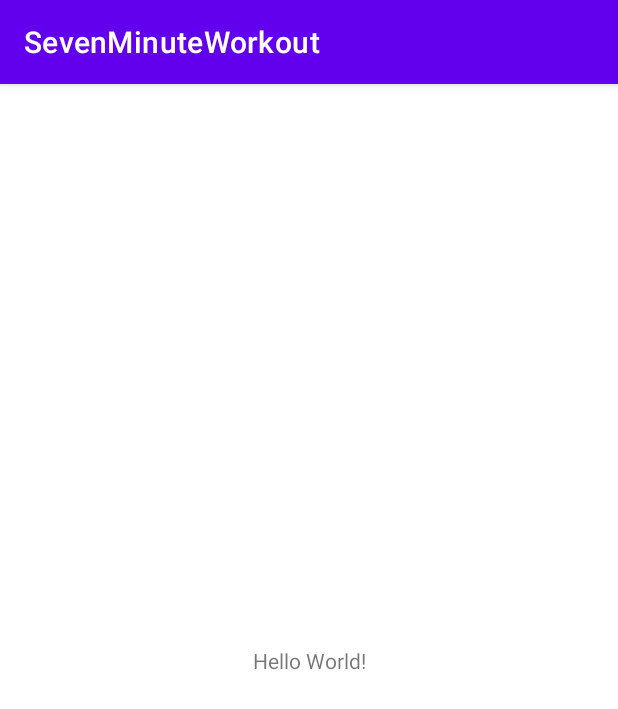
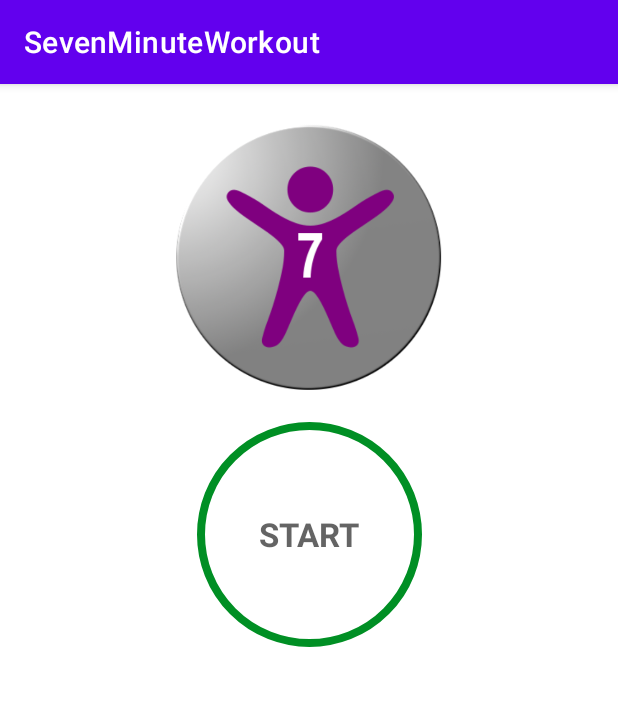
Before and after one commit to JasonRose95/KotlinProjects, an Android app: the screen it shows after launch (MainActivity), on a phone screen of 412 x 824 dp. Shown: the top 709 px of the screen. Run offline under Robolectric (Android 15) with nearby library versions, the phone set to English and light mode, and no system bars.

Commit message:
sevenminuteworkout

```diff
--- a/SevenMinuteWorkout/app/src/main/java/com/example/sevenminuteworkout/MainActivity.kt
+++ b/SevenMinuteWorkout/app/src/main/java/com/example/sevenminuteworkout/MainActivity.kt
@@ -2,10 +2,17 @@ package com.example.sevenminuteworkout
 
 import androidx.appcompat.app.AppCompatActivity
 import android.os.Bundle
+import android.widget.FrameLayout
+import android.widget.Toast
 
 class MainActivity : AppCompatActivity() {
     override fun onCreate(savedInstanceState: Bundle?) {
         super.onCreate(savedInstanceState)
         setContentView(R.layout.activity_main)
+
+        val flStartButton: FrameLayout = findViewById(R.id.flStart)
+        flStartButton.setOnClickListener{
+            Toast.makeText(this@MainActivity,"Here we will start the excercise.",Toast.LENGTH_SHORT).show()
+        }
     }
 }
--- /dev/null
+++ b/SevenMinuteWorkout/app/src/main/res/drawable/item_circular_color_accent_border.xml
@@ -0,0 +1,8 @@
+<?xml version="1.0" encoding="utf-8"?>
+<shape xmlns:android="http://schemas.android.com/apk/res/android"
+    android:shape="oval">
+<stroke
+    android:width="5dp"
+    android:color="@color/colorAccent"/>
+    <solid android:color="@color/white"/>
+</shape>
--- /dev/null
+++ b/SevenMinuteWorkout/app/src/main/res/drawable/item_color_accent_border_ripple_background.xml
@@ -0,0 +1,10 @@
+<?xml version="1.0" encoding="utf-8"?>
+<ripple xmlns:android="http://schemas.android.com/apk/res/android"
+    android:color="@color/lightGrey">
+<item android:id="@+id/mask">
+    <shape android:shape="oval">
+        <solid android:color="@color/white"></solid>
+    </shape>
+</item>
+    <item android:drawable="@drawable/item_circular_color_accent_border"/>
+</ripple>
--- a/SevenMinuteWorkout/app/src/main/res/layout/activity_main.xml
+++ b/SevenMinuteWorkout/app/src/main/res/layout/activity_main.xml
@@ -4,15 +4,35 @@
     xmlns:tools="http://schemas.android.com/tools"
     android:layout_width="match_parent"
     android:layout_height="match_parent"
+    android:padding="@dimen/main_screen_main_layout_padding"
     tools:context=".MainActivity">
 
-    <TextView
-        android:layout_width="wrap_content"
-        android:layout_height="wrap_content"
-        android:text="Hello World!"
-        app:layout_constraintBottom_toBottomOf="parent"
-        app:layout_constraintLeft_toLeftOf="parent"
-        app:layout_constraintRight_toRightOf="parent"
-        app:layout_constraintTop_toTopOf="parent" />
+   <ImageView
+       android:id="@+id/myImageView"
+       app:layout_constraintTop_toTopOf="parent"
+       app:layout_constraintBottom_toTopOf="@+id/flStart"
+       android:contentDescription="@string/image"
+       android:src="@drawable/img_main_page"
+       android:layout_width="match_parent"
+       android:layout_height="220dp"/>
 
+    <FrameLayout
+        android:id="@+id/flStart"
+        app:layout_constraintTop_toBottomOf="@+id/myImageView"
+        app:layout_constraintStart_toStartOf="parent"
+        app:layout_constraintEnd_toEndOf="parent"
+        android:layout_width="150dp"
+        android:layout_height="150dp"
+        android:background="@drawable/item_color_accent_border_ripple_background">
+        <TextView
+            android:layout_width="wrap_content"
+            android:layout_height="wrap_content"
+            android:text="START"
+            android:layout_gravity="center"
+            android:textColor="@color/colorPrimary"
+            android:textSize="22sp"
+            android:textStyle="bold"
+
+            />
+    </FrameLayout>
 </androidx.constraintlayout.widget.ConstraintLayout>
--- a/SevenMinuteWorkout/app/src/main/res/values/colors.xml
+++ b/SevenMinuteWorkout/app/src/main/res/values/colors.xml
@@ -7,4 +7,9 @@
     <color name="teal_700">#FF018786</color>
     <color name="black">#FF000000</color>
     <color name="white">#FFFFFFFF</color>
+
+    <color name="colorPrimary">#B2212121</color>
+    <color name="colorPrimaryDark">#B2212121</color>
+    <color name="colorAccent">#008F24</color>
+    <color name="lightGrey">#C4C4C4</color>
 </resources>
--- /dev/null
+++ b/SevenMinuteWorkout/app/src/main/res/values/dimens.xml
@@ -0,0 +1,4 @@
+<?xml version="1.0" encoding="utf-8"?>
+<resources>
+    <dimen name="main_screen_main_layout_padding">5dp</dimen>
+</resources>
--- a/SevenMinuteWorkout/app/src/main/res/values/strings.xml
+++ b/SevenMinuteWorkout/app/src/main/res/values/strings.xml
@@ -1,3 +1,4 @@
 <resources>
     <string name="app_name">SevenMinuteWorkout</string>
+    <string name="image">start image</string>
 </resources>
```
Also changed, not shown: SevenMinuteWorkout/app/src/main/res/drawable/img_main_page.png (added).
